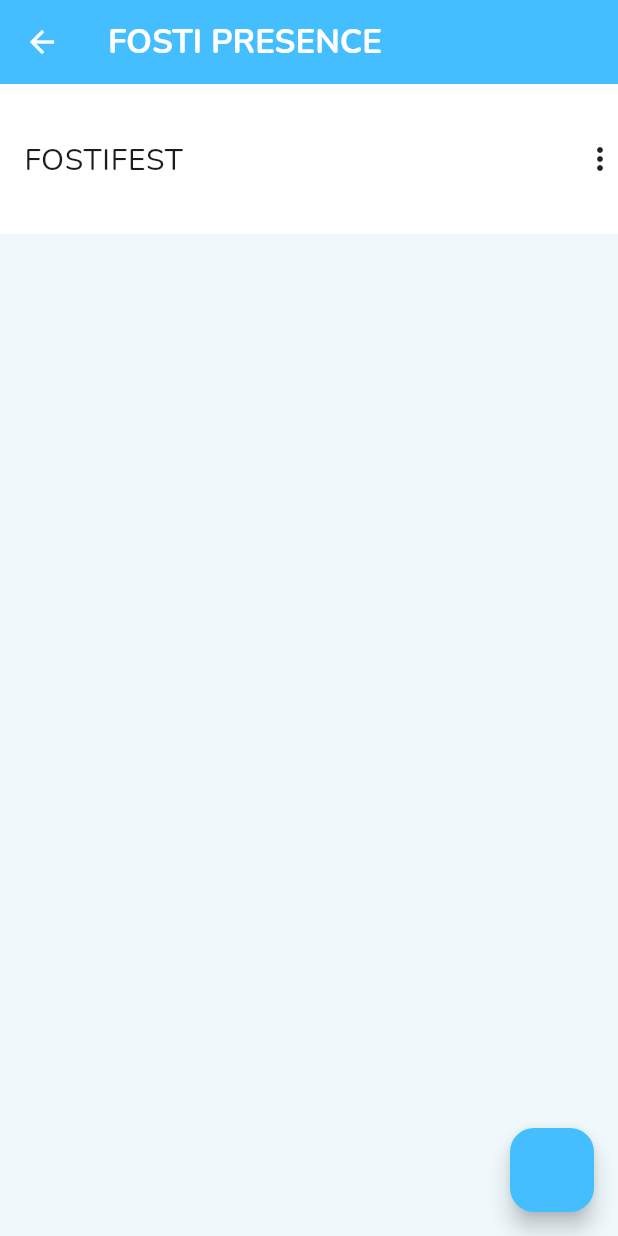
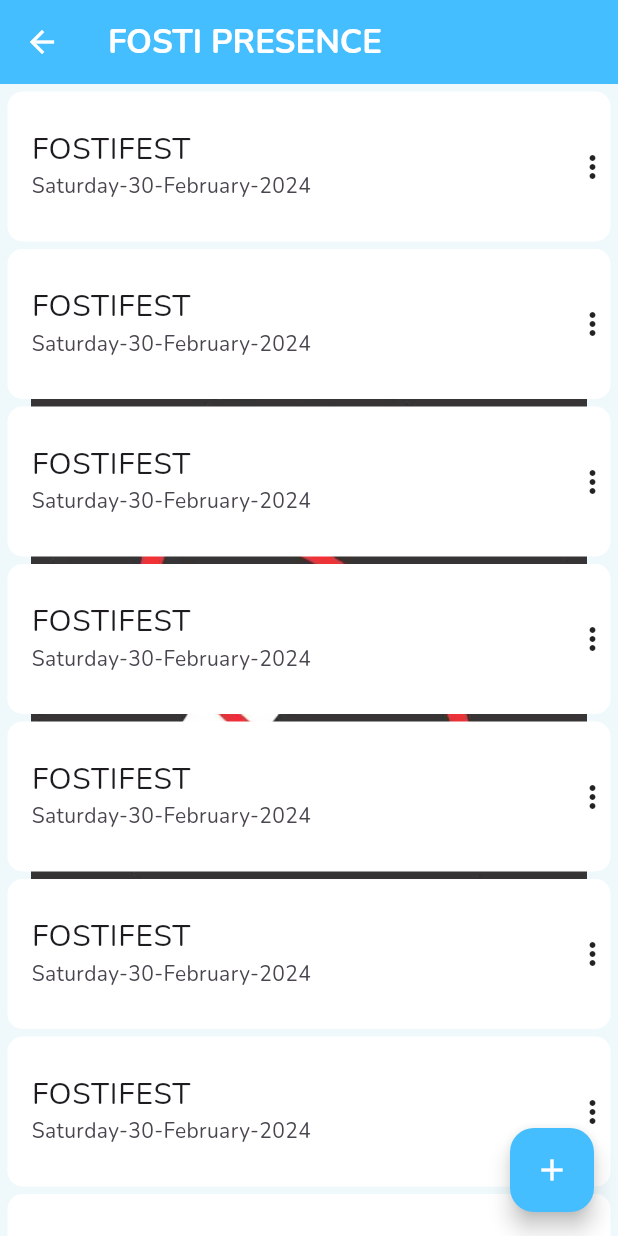
Before and after one commit to FOSTI-UMS/fospresence-app, a Flutter app: the HomeScreen screen opened directly, on a phone screen of 412 x 824 dp. Run offline on Flutter 3.47's test engine with Material 3 defaults, Android fonts, the phone set to English and light mode, and no system bars; our stand-ins replace bloc, equatable.

Commit message:
slicing home page

```diff
--- a/lib/features/home/presentation/pages/home.dart
+++ b/lib/features/home/presentation/pages/home.dart
@@ -1,5 +1,5 @@
+import 'package:flutter/cupertino.dart';
 import 'package:flutter/material.dart';
-import 'package:flutter/widgets.dart';
 
 class HomeScreen extends StatelessWidget {
   const HomeScreen({super.key});
@@ -12,28 +12,180 @@ class HomeScreen extends StatelessWidget {
           "FOSTI PRESENCE",
         ),
       ),
-      floatingActionButton: FloatingActionButton(onPressed: () {}),
-      body: Column(
+      floatingActionButton: FloatingActionButton(
+        onPressed: () {},
+        child: const Icon(Icons.add),
+      ),
+      body: Stack(
         children: [
-          Container(
-            height: 100,
-            width: MediaQuery.sizeOf(context).width,
-            color: Colors.white,
-            child: const Row(
-              mainAxisAlignment: MainAxisAlignment.spaceBetween,
-              children: [
-                Expanded(
-                  child: ListTile(
-                    title: Text("FOSTIFEST"),
-                  ),
+          Center(
+            child: Container(
+              width: MediaQuery.of(context).size.width * 0.9,
+              height: MediaQuery.of(context).size.width * 0.9,
+              decoration: BoxDecoration(
+                image: const DecorationImage(
+                  image: AssetImage('assets/images/fosti_rectangle_logo.png'),
+                  fit: BoxFit.cover,
                 ),
-                Icon(Icons.more_vert)
-              ],
+                borderRadius: BorderRadius.circular(5),
+              ),
             ),
           ),
-          const Spacer(),
+          SingleChildScrollView(
+            scrollDirection: Axis.vertical,
+            child: Column(
+              children: List.generate(
+                10,
+                (index) => Padding(
+                  padding: EdgeInsets.fromLTRB(
+                    5,
+                    5,
+                    5,
+                    index == 9 ? 5 : 0,
+                  ),
+                  child: const EventCard(),
+                ),
+              ),
+            ),
+          ),
         ],
       ),
     );
   }
 }
+
+class EventCard extends StatelessWidget {
+  const EventCard({
+    super.key,
+  });
+
+  @override
+  Widget build(BuildContext context) {
+    return Container(
+      height: 100,
+      width: MediaQuery.sizeOf(context).width,
+      decoration: BoxDecoration(
+          borderRadius: BorderRadius.circular(10), color: Colors.white),
+      child: Row(
+        mainAxisAlignment: MainAxisAlignment.spaceBetween,
+        children: [
+          const Expanded(
+            child: ListTile(
+              title: Text("FOSTIFEST"),
+              subtitle: Text("Saturday-30-February-2024"),
+            ),
+          ),
+          GestureDetector(
+            onTap: () {
+              _showSheet(context);
+            },
+            child: const Icon(Icons.more_vert),
+          )
+        ],
+      ),
+    );
+  }
+
+  _showSheet(BuildContext context) {
+    return showBottomSheet(
+      context: context,
+      builder: (BuildContext context) {
+        return BottomSheet(
+          backgroundColor: Colors.transparent,
+          enableDrag: false,
+          showDragHandle: false,
+          onClosing: () {},
+          builder: (context) {
+            return SizedBox(
+              height: MediaQuery.of(context).size.height / 6,
+              child: Row(
+                mainAxisAlignment: MainAxisAlignment.center,
+                children: [
+                  Padding(
+                    padding: const EdgeInsets.all(5),
+                    child: SizedBox(
+                      width: MediaQuery.of(context).size.width / 2.5,
+                      child: ElevatedButton(
+                        onPressed: () {},
+                        child: const Text('Update'),
+                      ),
+                    ),
+                  ),
+                  Padding(
+                    padding: const EdgeInsets.all(5),
+                    child: SizedBox(
+                      width: MediaQuery.of(context).size.width / 2.5,
+                      child: ElevatedButton(
+                        onPressed: () {
+                          showDialog(
+                            context: context,
+                            builder: (context) => AlertDialog(
+                              title: Text(
+                                'Are you sure?',
+                                style: Theme.of(context).textTheme.bodyLarge,
+                                textAlign: TextAlign.center,
+                              ),
+                              actions: [
+                                Row(
+                                  mainAxisAlignment:
+                                      MainAxisAlignment.spaceBetween,
+                                  children: [
+                                    ElevatedButton(
+                                      onPressed: () {
+                                        Navigator.of(context).pop();
+                                      },
+                                      child: const Row(
+                                        children: [
+                                          Icon(Icons.close),
+                                          Text("Cancel")
+                                        ],
+                                      ),
+                                    ),
+                                    ElevatedButton(
+                                      onPressed: () {
+                                        Navigator.of(context).pop();
+                                      },
+                                      child: const Row(
+                                        children: [
+                                          Icon(Icons.done),
+                                          Text("Yes")
+                                        ],
+                                      ),
+                                    )
+                                  ],
+                                )
+                              ],
+                            ),
+                          );
+                        },
+                        child: const Text('Delete'),
+                      ),
+                    ),
+                  ),
+                ],
+              ),
+            );
+          },
+        );
+      },
+    );
+  }
+}
+
+class BottomSheetButton extends StatelessWidget {
+  const BottomSheetButton({super.key, required this.text});
+  final String text;
+  @override
+  Widget build(BuildContext context) {
+    return Padding(
+      padding: const EdgeInsets.all(5),
+      child: SizedBox(
+        width: MediaQuery.of(context).size.width / 2.5,
+        child: ElevatedButton(
+          onPressed: () {},
+          child: Text(text),
+        ),
+      ),
+    );
+  }
+}
```
Also changed, not shown: assets/images/fosti_rectangle_logo.png (added).
